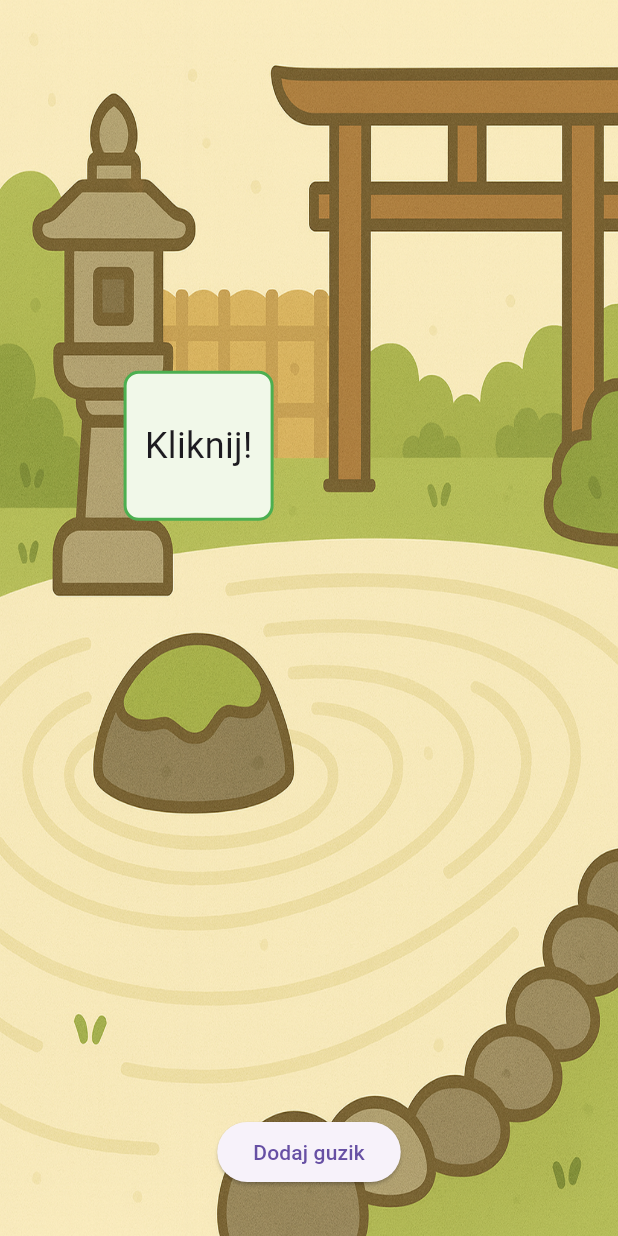
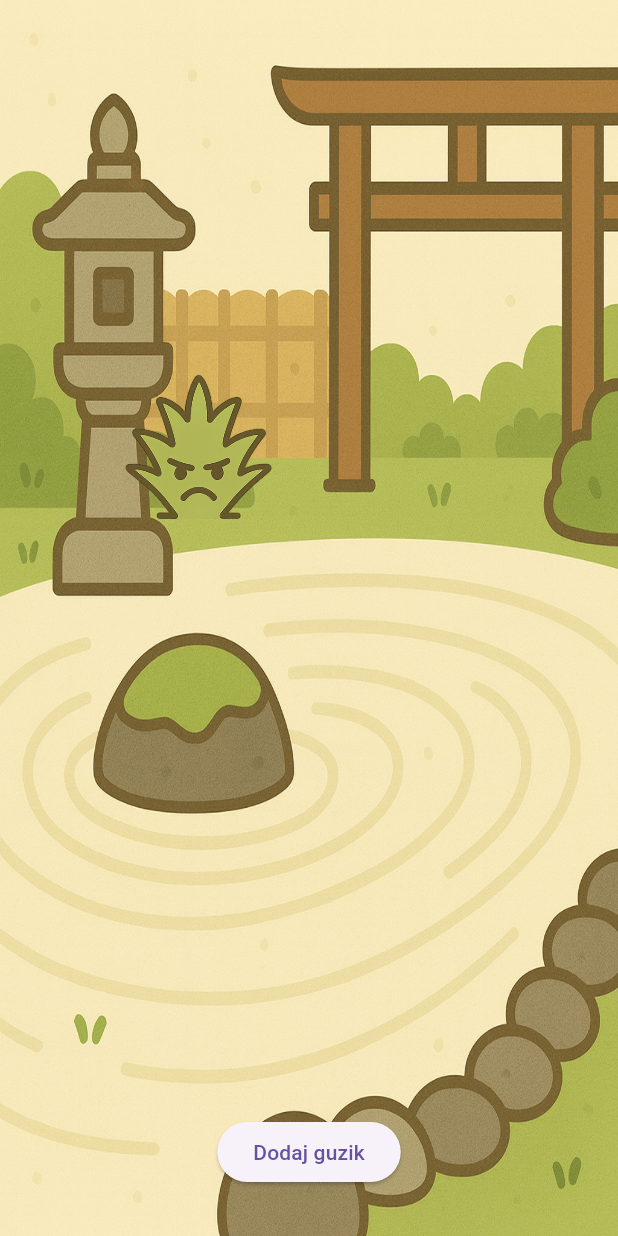
Before and after one commit to FrankiPLCZ/MindGargenApp, a Flutter app: the screen it shows after launch, after a tap on "Dodaj guzik", on a phone screen of 412 x 824 dp. Run offline on Flutter 3.47's test engine with Material 3 defaults, Android fonts, the phone set to English and light mode, and no system bars; our stand-ins replace audioplayers.

Commit message:
Added image to buttons

```diff
--- a/mind_garden/lib/main.dart
+++ b/mind_garden/lib/main.dart
@@ -201,25 +201,23 @@ class _RippleButtonState extends State<RippleButton> with TickerProviderStateMix
     opacity: _opacity,
     duration: const Duration(milliseconds: 1500),
     child: GestureDetector(
-        onTapDown: _startRipple,
+      onTapDown: _startRipple, // TapDownDetails -> void _startRipple(TapDownDetails d)
       child: CustomPaint(
         painter: RipplePainter(
           animation: _controller,
           tapPosition: tapPosition,
           color: Colors.green,
         ),
-          child: Container(
+        child: SizedBox(
           height: size,
           width: size,
-            alignment: Alignment.center,
-            decoration: BoxDecoration(
-              color: Colors.lightGreen[50],
-              border: Border.all(color: Colors.green, width: 2),
-              borderRadius: BorderRadius.circular(10),
+          child: Center(
+            child: Image.asset(
+              'assets/Chwast1.png',
+              fit: BoxFit.contain,
+              height: size,
+              width: size,
             ),
-            child: const Text(
-              'Kliknij!',
-              style: TextStyle(fontSize: 24),
           ),
         ),
       ),
--- a/mind_garden/pubspec.yaml
+++ b/mind_garden/pubspec.yaml
@@ -62,6 +62,8 @@ flutter:
   assets:
     - assets/gong1.wav
     - assets/background_clean.png
+    - assets/Chwast1.png
+    - assets/Chwast2.png
 
   # An image asset can refer to one or more resolution-specific "variants", see
   # https://flutter.dev/to/resolution-aware-images
```
Also changed, not shown: mind_garden/assets/Chwast1.png (added), mind_garden/assets/Chwast2.png (added). Lines whose indentation alone changed are shown as unchanged.
